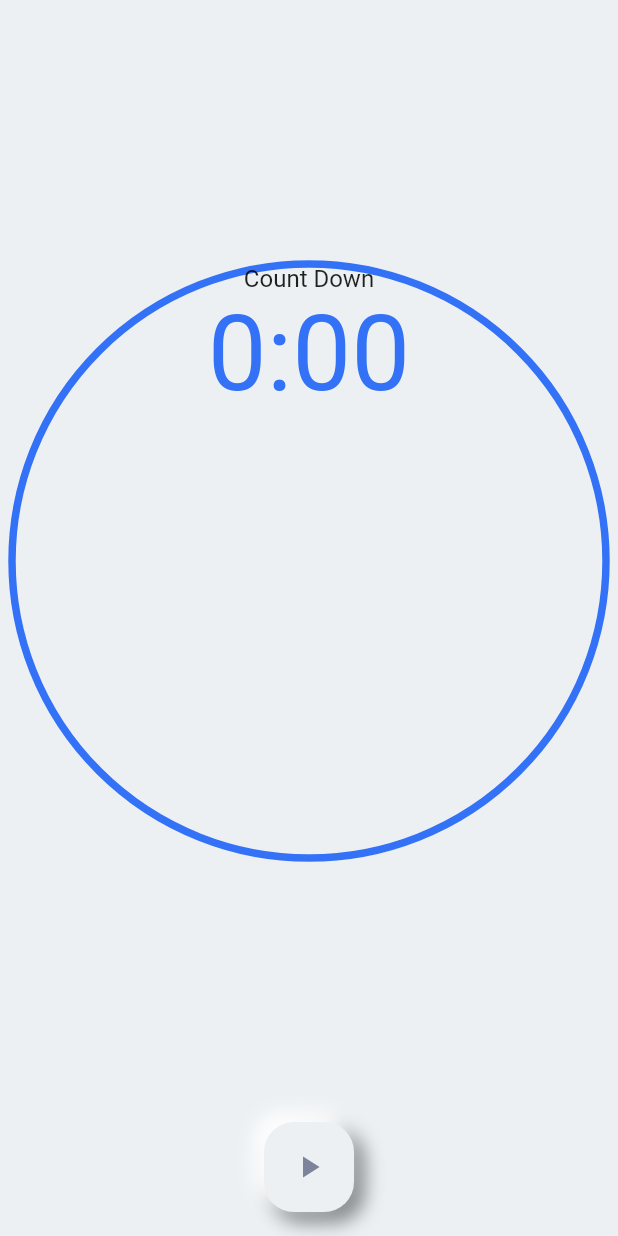
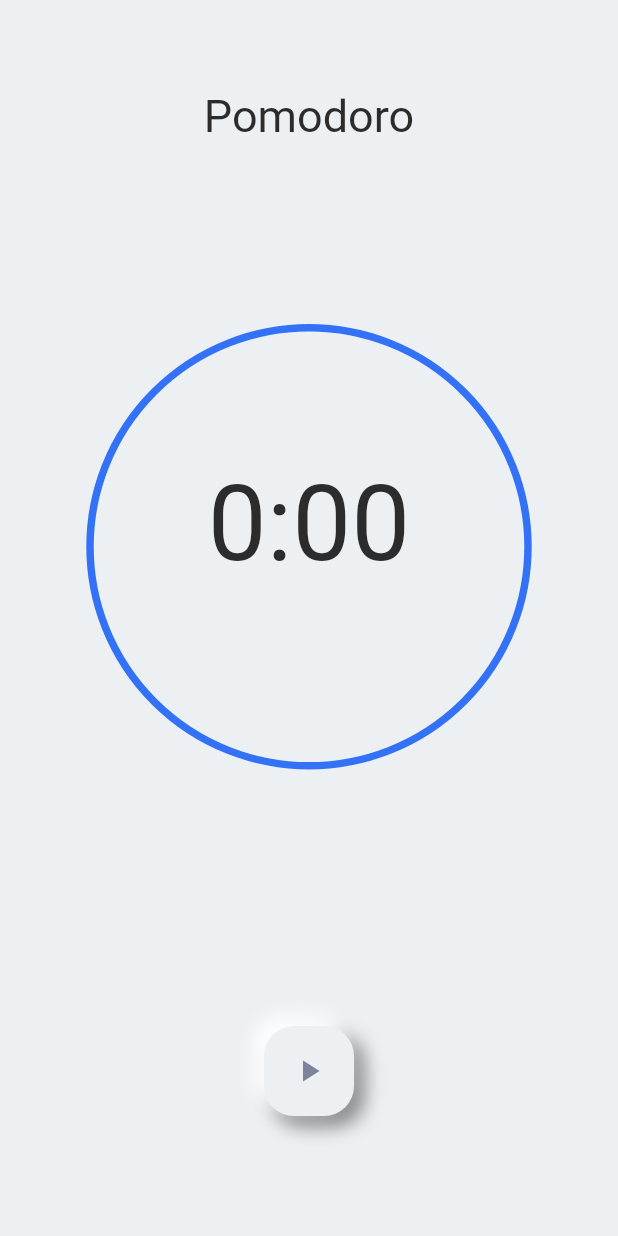
Before and after one commit to MatthieuNadeau96/pomodoro_timer, a Flutter app: the screen it shows after launch, on a phone screen of 412 x 824 dp. Run offline on Flutter 3.47's test engine with Material 2 defaults, Android fonts, the phone set to English and light mode, and no system bars.

Commit message:
playing with postition of the timerString

```diff
--- a/lib/main.dart
+++ b/lib/main.dart
@@ -11,6 +11,11 @@ class MyApp extends StatelessWidget {
       theme: ThemeData(
         canvasColor: Color(0xffECF0F3),
         primaryColor: Color(0xff3372F7),
+        textTheme: TextTheme(
+          title: TextStyle(
+            color: Color(0xff2C2C2C),
+          ),
+        ),
         iconTheme: IconThemeData(
           color: Color(0xff7D839A),
         ),
@@ -48,9 +53,17 @@ class _MyHomePageState extends State<MyHomePage> with TickerProviderStateMixin {
     return Scaffold(
       body: Container(
         child: Padding(
-          padding: EdgeInsets.all(8.0),
+          padding: EdgeInsets.symmetric(horizontal: 60, vertical: 30.0),
           child: Column(
             children: <Widget>[
+              SizedBox(height: 30),
+              Text(
+                'Pomodoro',
+                style: TextStyle(
+                  color: themeData.textTheme.title.color,
+                  fontSize: 30,
+                ),
+              ),
               Expanded(
                 child: Align(
                   child: AspectRatio(
@@ -71,21 +84,26 @@ class _MyHomePageState extends State<MyHomePage> with TickerProviderStateMixin {
                             },
                           ),
                         ),
-                        Align(
+                        Stack(
+                          children: <Widget>[
+                            Positioned(
+                              top: 90.0,
+                              left: 0,
+                              right: 0,
+                              bottom: 0,
+                              child: Align(
                                 alignment: FractionalOffset.center,
                                 child: Column(
                                   children: <Widget>[
-                              Text(
-                                'Count Down',
-                                style: themeData.textTheme.subhead,
-                              ),
                                     AnimatedBuilder(
                                       animation: controller,
-                                builder: (BuildContext context, Widget child) {
+                                      builder:
+                                          (BuildContext context, Widget child) {
                                         return Text(
                                           timerString,
                                           style: TextStyle(
-                                        color: themeData.primaryColor,
+                                              color: themeData
+                                                  .textTheme.title.color,
                                               fontSize: 70),
                                         );
                                       },
@@ -93,14 +111,17 @@ class _MyHomePageState extends State<MyHomePage> with TickerProviderStateMixin {
                                   ],
                                 ),
                               ),
+                            )
+                          ],
+                        ),
                       ],
                     ),
                   ),
                 ),
               ),
+              // Play Puase Button
               Container(
-                // Button
-                margin: EdgeInsets.all(8),
+                margin: EdgeInsets.all(50),
                 child: Row(
                   mainAxisAlignment: MainAxisAlignment.spaceEvenly,
                   children: <Widget>[
```
Lines whose indentation alone changed are shown as unchanged.
